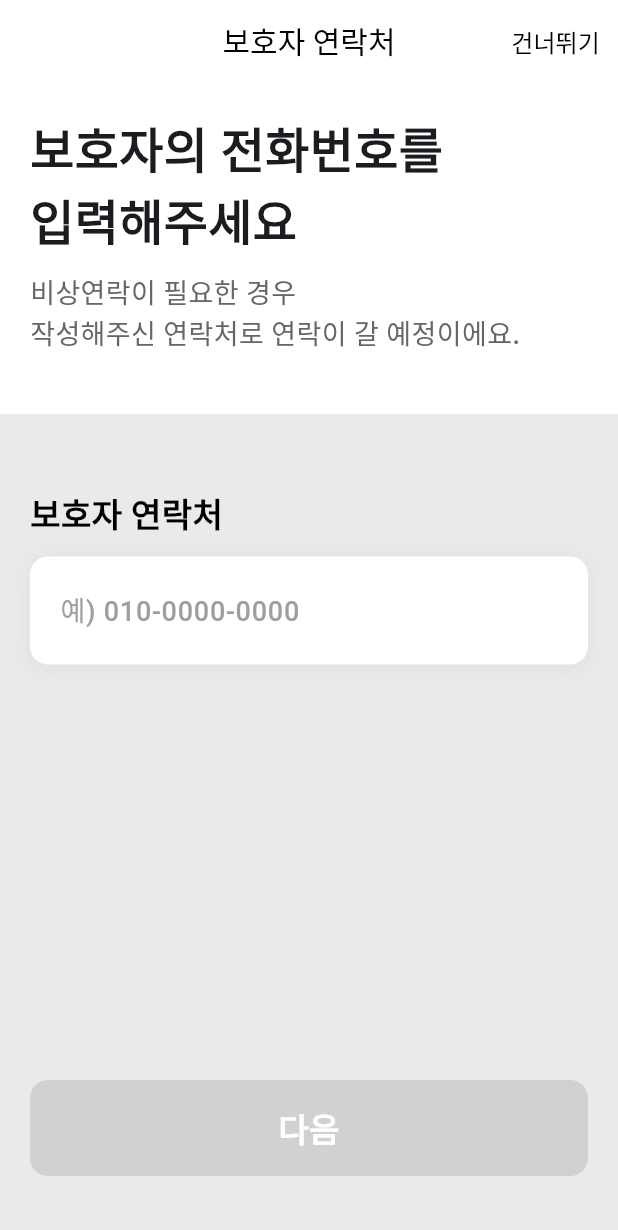
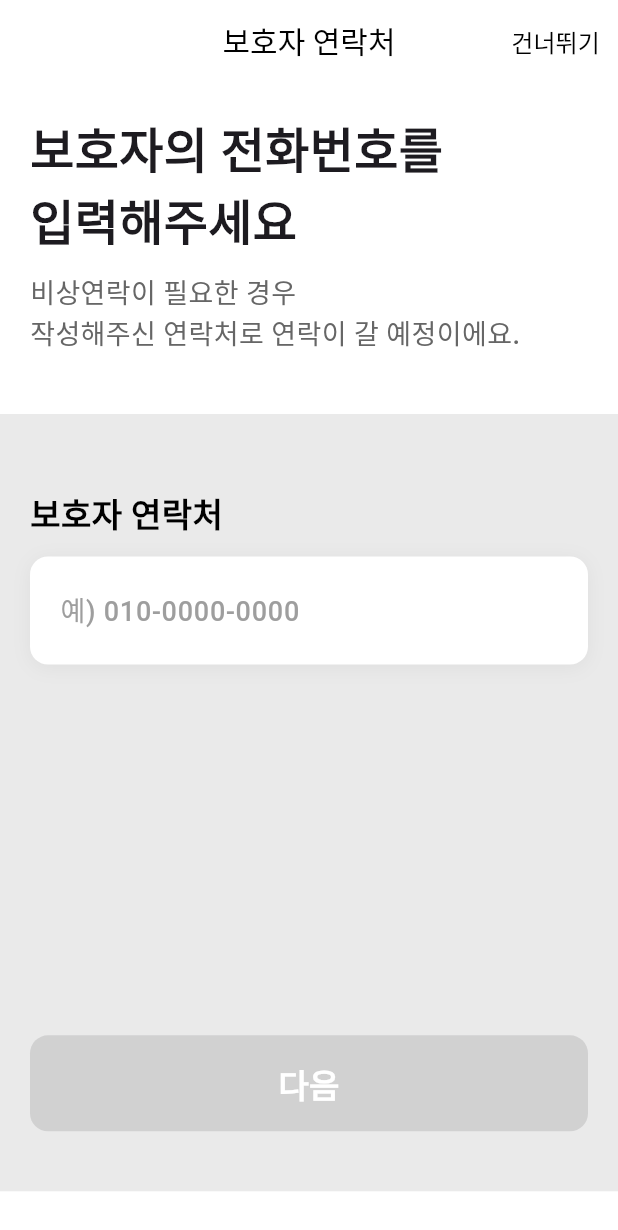
Before and after one commit to justinking22/Wicore, a Flutter app: the PhoneInputScreen screen opened by its route, on a phone screen of 412 x 824 dp. Shown: the top 1230 px of the screen. Run offline on Flutter 3.47's test engine with Material 3 defaults, Android fonts, the light colour scheme and no system bars; our stand-ins replace dio, dotted_border, flutter_native_splash, flutter_riverpod, freezed_annotation, go_router and 3 more; missing offline and left inert: amplify_api, amplify_auth_cognito, amplify_flutter, mobile_scanner; accounts and stored records are empty; generated files the repository leaves out were written again; Roboto replaces fonts that are missing (Pretendard); project files that could hold a hidden picture were left out.

Commit message:
now fixed

```diff
--- a/lib/screens/phone_input_screen.dart
+++ b/lib/screens/phone_input_screen.dart
@@ -162,15 +162,16 @@
     );
 
     return GestureDetector(
+      // 🔧 FIX: Dismiss keyboard when tapping outside
       onTap: _dismissKeyboard,
       child: Scaffold(
-        // 🔧 FIX: Set background color to prevent red overflow
         backgroundColor: Colors.white,
-        // 🔧 FIX: Allow body to resize for better keyboard handling
+        // 🔧 FIX: Allow body to resize and avoid overflow
         resizeToAvoidBottomInset: true,
-        body: Column(
+        body: SafeArea(
+          child: Column(
             children: [
-            // 🔧 FIX: App Bar - Fixed at top without extra spacing
+              // App Bar - Fixed at top
               CustomAppBar(
                 title: '보호자 연락처',
                 showTrailingButton: true,
@@ -179,11 +180,23 @@
                 onTrailingPressed: _skipAndContinue,
               ),
 
-            // 🔧 FIX: Main content - Expanded to fill remaining space
+              // 🔧 FIX: Scrollable content to prevent overflow
               Expanded(
+                child: SingleChildScrollView(
+                  // 🔧 FIX: Enable scrolling when keyboard appears
+                  physics: const ClampingScrollPhysics(),
+                  child: ConstrainedBox(
+                    constraints: BoxConstraints(
+                      // 🔧 FIX: Ensure content takes at least full height
+                      minHeight:
+                          MediaQuery.of(context).size.height -
+                          MediaQuery.of(context).padding.top -
+                          kToolbarHeight -
+                          40, // Account for app bar
+                    ),
                     child: Column(
                       children: [
-                  // Header section - Fixed height
+                        // Header section
                         Container(
                           color: Colors.white,
                           padding: const EdgeInsets.fromLTRB(20, 20, 20, 0),
@@ -210,11 +223,14 @@
                           ),
                         ),
 
-                  // 🔧 FIX: Input section - Expanded to fill remaining space
-                  Expanded(
-                    child: Container(
+                        // 🔧 FIX: Input section with flexible height
+                        Container(
                           width: double.infinity,
                           color: CustomColors.lighterGray,
+                          // 🔧 FIX: Use intrinsic height instead of Expanded in scroll view
+                          constraints: BoxConstraints(
+                            minHeight: MediaQuery.of(context).size.height * 0.6,
+                          ),
                           child: Padding(
                             padding: const EdgeInsets.all(20.0),
                             child: Column(
@@ -277,10 +293,13 @@
                                   ),
                                 ),
 
-                            // 🔧 FIX: Spacer to push button to bottom
-                            const Spacer(),
+                                // 🔧 FIX: Flexible space that adapts to content
+                                SizedBox(
+                                  height:
+                                      MediaQuery.of(context).size.height * 0.3,
+                                ),
 
-                            // 🔧 FIX: Button section - Always at bottom
+                                // Button section - Always at bottom of container
                                 if (_isSaving || isApiLoading)
                                   const Padding(
                                     padding: EdgeInsets.symmetric(vertical: 16),
@@ -293,12 +312,18 @@
                                     text: '다음',
                                     isEnabled: _isButtonEnabled,
                                     onPressed:
-                                    _isButtonEnabled ? _saveAndContinue : null,
+                                        _isButtonEnabled
+                                            ? _saveAndContinue
+                                            : null,
                                     disabledBackgroundColor: Colors.grey,
                                   ),
 
-                            // 🔧 FIX: Bottom padding for safe area
+                                // Bottom padding for safe area
                                 const SizedBox(height: 20),
+                              ],
+                            ),
+                          ),
+                        ),
                       ],
                     ),
                   ),
@@ -307,8 +332,6 @@
             ],
           ),
         ),
-          ],
-        ),
       ),
     );
   }
```
Also changed, not shown: lib/screens/personal_info_input_screen.dart (+29 -3 lines). Lines whose indentation alone changed are shown as unchanged.
